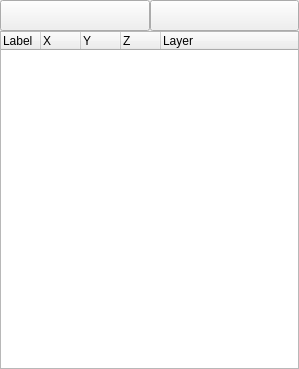
The window that scripts/Misc/PointMark/PointMarkList/PointMarkList.ui (qcad/qcad) describes before a commit, drawn with Qt 5.
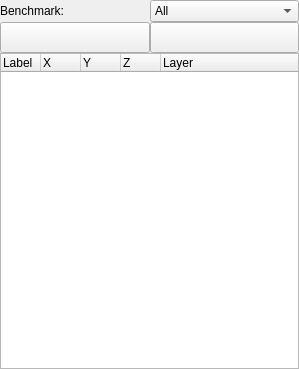
The same window after the commit.

Commit message:
update point mark tools
point mark drawing:
add points to existing benchmark
point mark list:
select on click
pan on click instead of zoom

Diff of the .ui file:
```diff
--- a/scripts/Misc/PointMark/PointMarkList/PointMarkList.ui
+++ b/scripts/Misc/PointMark/PointMarkList/PointMarkList.ui
@@ -26,6 +26,36 @@
    <property name="bottomMargin">
     <number>0</number>
    </property>
+   <item>
+    <layout class="QHBoxLayout" name="horizontalLayout_2">
+     <item>
+      <widget class="QLabel" name="label">
+       <property name="text">
+        <string>Benchmark:</string>
+       </property>
+      </widget>
+     </item>
+     <item>
+      <widget class="QComboBox" name="comboBox">
+       <item>
+        <property name="text">
+         <string>All</string>
+        </property>
+       </item>
+       <item>
+        <property name="text">
+         <string>BM001</string>
+        </property>
+       </item>
+       <item>
+        <property name="text">
+         <string>BM002</string>
+        </property>
+       </item>
+      </widget>
+     </item>
+    </layout>
+   </item>
    <item>
     <layout class="QHBoxLayout" name="horizontalLayout">
      <property name="spacing">
```
The commit also changes 4 other files.
